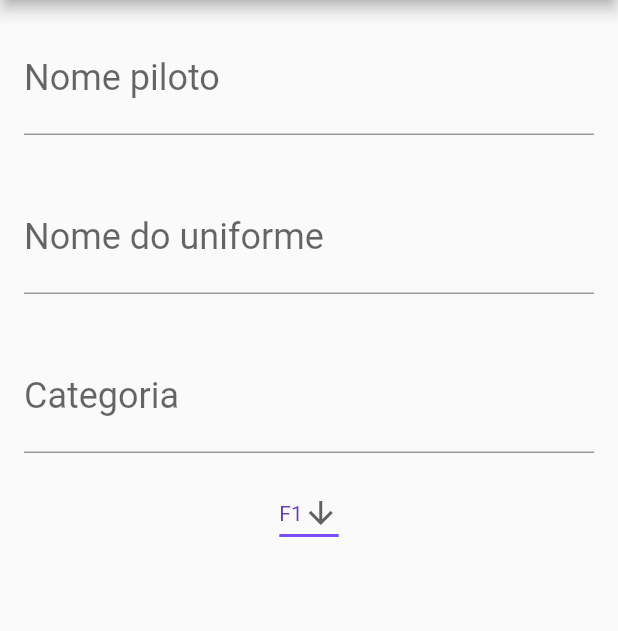
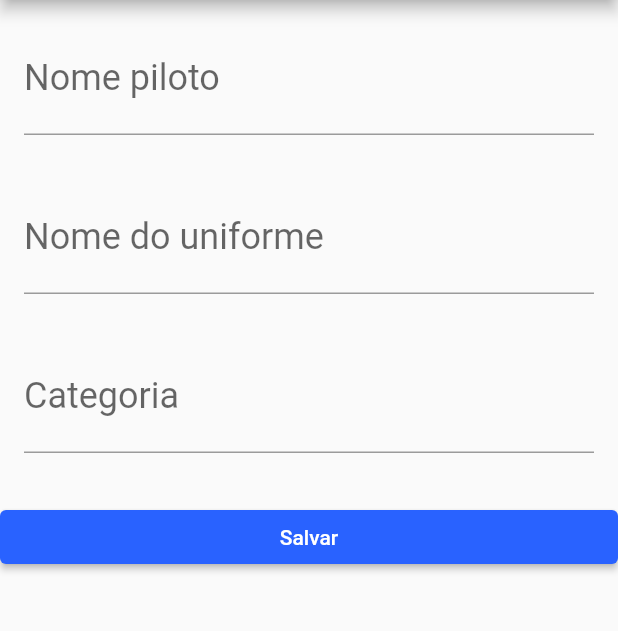
Before and after one commit to estevamdf2/kart-manager, a Flutter app: the PilotosList screen opened directly, after a tap on the "add" icon, on a phone screen of 412 x 824 dp, the part 84-715 px from its top. Run offline on Flutter 3.47's test engine with Material 2 defaults, Android fonts, the light colour scheme and no system bars; our stand-ins replace sqflite; accounts and stored records are empty.

Commit message:
Incluindo dao no cadastro de pilotos.

```diff
--- a/lib/database/app_database.dart
+++ b/lib/database/app_database.dart
@@ -1,35 +1,11 @@
-import 'package:kart_manager/models/piloto.dart';
+import 'package:kart_manager/database/dao/piloto_dao.dart';
 import 'package:path/path.dart';
 import 'package:sqflite/sqflite.dart';
 
 Future<Database> getDatabase() async {
   final String path = join(await getDatabasesPath(), 'kartmanager.db');
   return openDatabase(path, onCreate: (db, version) {
-    final String sql = 'CREATE TABLE piloto(' +
-        'id INTEGER PRIMARY KEY, ' +
-        'nome_piloto TEXT, ' +
-        'nome_uniforme TEXT)';
-    db.execute(sql);
+    db.execute(PilotoDao.tableSql);
   }, version: 1);
   // onDowngrade: onDatabaseDowngradeDelete);
 }
-
-Future<int> save(Piloto piloto) async {
-  final Database db = await getDatabase();
-  final Map<String, dynamic> pilotoMap = Map();
-  pilotoMap['nome_piloto'] = piloto.nomePiloto;
-  pilotoMap['nome_uniforme'] = piloto.nomeUniforme;
-  return db.insert('piloto', pilotoMap);
-}
-
-Future<List<Piloto>> findAll() async {
-  final Database db = await getDatabase();
-  final List<Map<String, Object?>> result = await db.query('piloto');
-  final List<Piloto> pilotos = [];
-  for (Map<String, dynamic> row in result) {
-    final Piloto piloto =
-        Piloto(row['id'], row['nome_piloto'], row['nome_uniforme']);
-    pilotos.add(piloto);
-  }
-  return pilotos;
-}
--- /dev/null
+++ b/lib/database/dao/piloto_dao.dart
@@ -0,0 +1,66 @@
+import 'package:kart_manager/models/piloto.dart';
+import 'package:sqflite/sqflite.dart';
+
+import '../app_database.dart';
+
+class PilotoDao {
+  static const String tableSql = 'CREATE TABLE $_tableName('
+      '$_id INTEGER PRIMARY KEY, '
+      '$_nomePiloto TEXT, '
+      '$_nomeUniforme TEXT)';
+
+  static const String _tableName = 'pilotos';
+  static const String _id = 'id';
+  static const String _nomePiloto = 'nome_piloto';
+  static const String _nomeUniforme = 'nome_uniforme';
+
+  Future<int> save(Piloto piloto) async {
+    final Database db = await getDatabase();
+    final Map<String, dynamic> pilotoMap = _toMap(piloto);
+    return db.insert(_tableName, pilotoMap);
+  }
+
+  Future<List<Piloto>> findAll() async {
+    final Database db = await getDatabase();
+    final List<Map<String, Object?>> result = await db.query(_tableName);
+    List<Piloto> pilotos = _toList(result);
+    return pilotos;
+  }
+
+  Future<int> update(Piloto piloto) async {
+    final Database db = await getDatabase();
+    final Map<String, dynamic> pilotoMap = _toMap(piloto);
+    return db.update(
+      _tableName,
+      pilotoMap,
+      where: 'id = ?',
+      whereArgs: [piloto.id],
+    );
+  }
+
+  Future<int> delete(int id) async {
+    final Database db = await getDatabase();
+    return db.delete(
+      _tableName,
+      where: 'id = ?',
+      whereArgs: [id],
+    );
+  }
+
+  Map<String, dynamic> _toMap(Piloto piloto) {
+    final Map<String, dynamic> pilotoMap = Map();
+    pilotoMap[_nomePiloto] = piloto.nomePiloto;
+    pilotoMap[_nomeUniforme] = piloto.nomeUniforme;
+    return pilotoMap;
+  }
+
+  List<Piloto> _toList(List<Map<String, dynamic>> result) {
+    final List<Piloto> pilotos = [];
+    for (Map<String, dynamic> row in result) {
+      final Piloto piloto =
+          Piloto(row[_id], row[_nomePiloto], row[_nomeUniforme]);
+      pilotos.add(piloto);
+    }
+    return pilotos;
+  }
+}
--- a/lib/screens/formulario.dart
+++ b/lib/screens/formulario.dart
@@ -1,5 +1,5 @@
 import 'package:flutter/material.dart';
-import 'package:kart_manager/models/enum_categoria.dart';
+import 'package:kart_manager/database/dao/piloto_dao.dart';
 import 'package:kart_manager/models/piloto.dart';
 import 'package:kart_manager/components/editor.dart';
 
@@ -7,8 +7,8 @@ class FormularioPilotos extends StatelessWidget {
   final TextEditingController _controllerNomePiloto = TextEditingController();
   final TextEditingController _controllerNomeUniforme = TextEditingController();
   final TextEditingController _controllerCategoria = TextEditingController();
-  String dropdownValue = 'F1';
   BuildContext? context = null;
+  final PilotoDao _dao = PilotoDao();
 
   @override
   Widget build(BuildContext context) {
@@ -31,27 +31,17 @@ class FormularioPilotos extends StatelessWidget {
             rotulo: 'Categoria',
             dica: 'F1',
           ),
-          DropdownButton<String>(
-            value: dropdownValue,
-            icon: const Icon(Icons.arrow_downward),
-            elevation: 16,
-            style: const TextStyle(color: Colors.deepPurple),
-            underline: Container(
-              height: 2,
-              color: Colors.deepPurpleAccent,
+          Padding(
+            padding: const EdgeInsets.only(top: 16.0),
+            child: SizedBox(
+              width: double.maxFinite,
+              child: ElevatedButton(
+                child: Text('Salvar'),
+                onPressed: () {
+                  _salvarPiloto();
+                },
+              ),
             ),
-            onChanged: (String? newValue) {
-              (() {
-                dropdownValue = newValue!;
-              });
-            },
-            items: <String>['F1', 'F2', 'F3']
-                .map<DropdownMenuItem<String>>((String value) {
-              return DropdownMenuItem<String>(
-                value: value,
-                child: Text(value),
-              );
-            }).toList(),
           )
         ]));
   }
@@ -62,7 +52,10 @@ class FormularioPilotos extends StatelessWidget {
     // final Categoria categoria = _controllerCategoria.toString() as Categoria;
     final pilotoCadastrado = Piloto(0, nomePiloto!, nomeUniforme!);
 
-    Navigator.pop(context!, pilotoCadastrado);
+    _dao
+        .save(pilotoCadastrado)
+        .then((id) => Navigator.pop(context!, pilotoCadastrado));
+
     Scaffold.of(null!).showSnackBar(
         SnackBar(content: Text('Piloto cadastrado com sucesso.')));
   }
--- a/lib/screens/piloto_list.dart
+++ b/lib/screens/piloto_list.dart
@@ -1,5 +1,5 @@
 import 'package:flutter/material.dart';
-import 'package:kart_manager/database/app_database.dart';
+import 'package:kart_manager/database/dao/piloto_dao.dart';
 import 'package:kart_manager/models/piloto.dart';
 import 'package:kart_manager/screens/formulario.dart';
 
@@ -9,25 +9,50 @@ class PilotosList extends StatefulWidget {
 }
 
 class _PilotosListState extends State<PilotosList> {
-  final List<Piloto> pilotos = [];
+  final PilotoDao _dao = PilotoDao();
 
+//TODO refatorar este trecho
+// https://github.com/alura-cursos/flutter-persistencia-interna/blob/crud/lib/screens/contacts_list.dart
   @override
   Widget build(BuildContext context) {
-    pilotos.add(Piloto(0, 'Marcos', 'M.Sousa'));
     return Scaffold(
       appBar: AppBar(
         title: Text('Pilotos'),
       ),
       body: FutureBuilder(
-        future: findAll(),
+        initialData: [],
+        future: _dao.findAll(),
         builder: (context, snapshot) {
+          switch (snapshot.connectionState) {
+            case ConnectionState.none:
+              break;
+            case ConnectionState.waiting:
+              return Center(
+                child: Column(
+                  mainAxisAlignment: MainAxisAlignment.center,
+                  crossAxisAlignment: CrossAxisAlignment.center,
+                  children: <Widget>[
+                    CircularProgressIndicator(),
+                    Text('Loading ...')
+                  ],
+                ),
+              );
+              break;
+            case ConnectionState.active:
+              break;
+            case ConnectionState.done:
+              final Object? result = snapshot.data;
+              List<Piloto> pilotos = [];
               return ListView.builder(
                 itemBuilder: (context, index) {
-              final Piloto piloto = pilotos[index];
+                  final Piloto piloto = result![index];
                   return _PilotoItem(piloto);
                 },
                 itemCount: pilotos.length,
               );
+              break;
+          }
+          return Text('Unknow error');
         },
       ),
       floatingActionButton: FloatingActionButton(
@@ -36,7 +61,7 @@ class _PilotosListState extends State<PilotosList> {
               .push(
                 MaterialPageRoute(builder: (context) => FormularioPilotos()),
               )
-              .then((newPiloto) => debugPrint(newPiloto.toString()));
+              .then((newPiloto) => setState(() {}));
         },
         child: Icon(Icons.add),
       ),
```
Also changed, not shown: 1 other file. Lines whose indentation alone changed are shown as unchanged.
